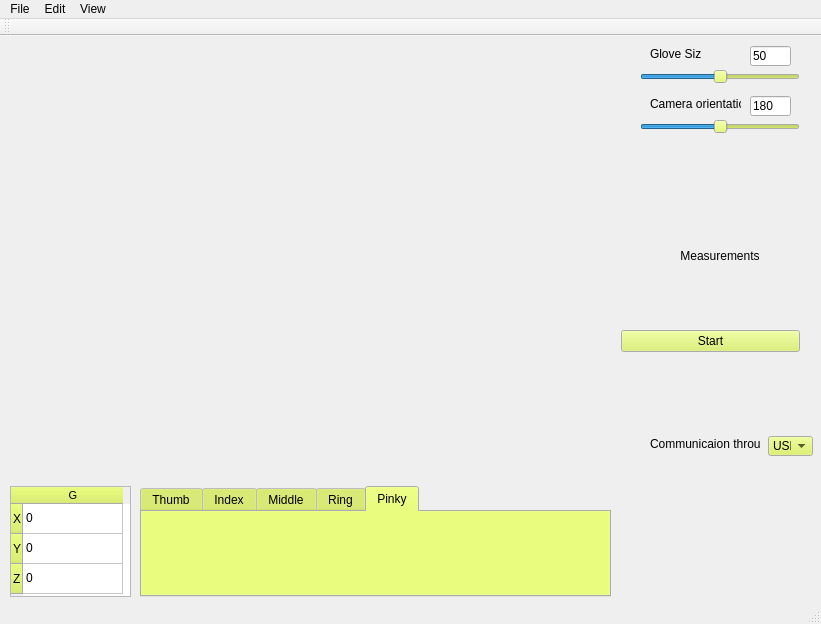
First picture: the form in Projekt/SensorGloveQt/mainwindow.ui, repository DubelSoftwareSolutions/SensorHand_DataVisualisation, before the edit.
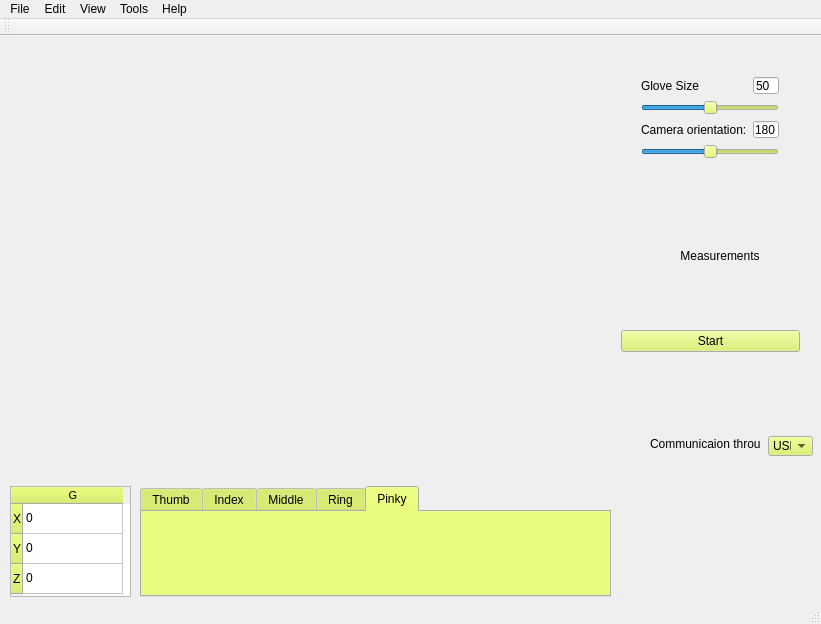
Second picture: the form after the edit.

```diff
--- a/Projekt/SensorGloveQt/mainwindow.ui
+++ b/Projekt/SensorGloveQt/mainwindow.ui
@@ -198,22 +198,6 @@
      </property>
     </item>
    </widget>
-   <widget class="QSlider" name="GloveSizeSlider">
-    <property name="geometry">
-     <rect>
-      <x>640</x>
-      <y>30</y>
-      <width>160</width>
-      <height>22</height>
-     </rect>
-    </property>
-    <property name="value">
-     <number>50</number>
-    </property>
-    <property name="orientation">
-     <enum>Qt::Horizontal</enum>
-    </property>
-   </widget>
    <widget class="QLabel" name="CommunicationLabel">
     <property name="geometry">
      <rect>
@@ -227,19 +211,6 @@
      <string>Communicaion through</string>
     </property>
    </widget>
-   <widget class="QLabel" name="GloveSizeLabel">
-    <property name="geometry">
-     <rect>
-      <x>650</x>
-      <y>10</y>
-      <width>51</width>
-      <height>16</height>
-     </rect>
-    </property>
-    <property name="text">
-     <string>Glove Size</string>
-    </property>
-   </widget>
    <widget class="QWidget" name="gridLayoutWidget">
     <property name="geometry">
      <rect>
@@ -321,72 +292,89 @@
      <set>Qt::AlignCenter</set>
     </property>
    </widget>
-   <widget class="QSlider" name="CameraOrientationSlider">
+   <widget class="QWidget" name="formLayoutWidget">
     <property name="geometry">
      <rect>
-      <x>640</x>
-      <y>80</y>
+      <x>630</x>
+      <y>30</y>
       <width>160</width>
-      <height>22</height>
+      <height>104</height>
      </rect>
     </property>
-    <property name="maximum">
-     <number>360</number>
-    </property>
-    <property name="value">
-     <number>180</number>
-    </property>
-    <property name="orientation">
-     <enum>Qt::Horizontal</enum>
-    </property>
-   </widget>
-   <widget class="QLabel" name="CameraOrientationLabel">
-    <property name="geometry">
-     <rect>
-      <x>650</x>
-      <y>60</y>
-      <width>91</width>
-      <height>16</height>
-     </rect>
-    </property>
-    <property name="text">
-     <string>Camera orientation:</string>
-    </property>
-   </widget>
-   <widget class="QLineEdit" name="CameraOrientationLineEdit">
-    <property name="geometry">
-     <rect>
-      <x>750</x>
-      <y>60</y>
-      <width>41</width>
-      <height>20</height>
-     </rect>
-    </property>
-    <property name="text">
-     <string>180</string>
-    </property>
-    <property name="maxLength">
-     <number>3</number>
-    </property>
-   </widget>
-   <widget class="QLineEdit" name="GloveSizeLineEdit">
-    <property name="geometry">
-     <rect>
-      <x>750</x>
-      <y>10</y>
-      <width>41</width>
-      <height>20</height>
-     </rect>
-    </property>
-    <property name="text">
-     <string>50</string>
-    </property>
-    <property name="maxLength">
-     <number>3</number>
-    </property>
-    <property name="cursorMoveStyle">
-     <enum>Qt::LogicalMoveStyle</enum>
-    </property>
+    <layout class="QFormLayout" name="formLayout">
+     <item row="0" column="0">
+      <widget class="QLabel" name="GloveSizeLabel">
+       <property name="text">
+        <string>Glove Size</string>
+       </property>
+      </widget>
+     </item>
+     <item row="0" column="1">
+      <widget class="QLineEdit" name="GloveSizeLineEdit">
+       <property name="maximumSize">
+        <size>
+         <width>30</width>
+         <height>16777215</height>
+        </size>
+       </property>
+       <property name="text">
+        <string>50</string>
+       </property>
+       <property name="maxLength">
+        <number>3</number>
+       </property>
+       <property name="cursorMoveStyle">
+        <enum>Qt::LogicalMoveStyle</enum>
+       </property>
+      </widget>
+     </item>
+     <item row="1" column="0" colspan="2">
+      <widget class="QSlider" name="GloveSizeSlider">
+       <property name="value">
+        <number>50</number>
+       </property>
+       <property name="orientation">
+        <enum>Qt::Horizontal</enum>
+       </property>
+      </widget>
+     </item>
+     <item row="2" column="0">
+      <widget class="QLabel" name="CameraOrientationLabel">
+       <property name="text">
+        <string>Camera orientation:</string>
+       </property>
+      </widget>
+     </item>
+     <item row="2" column="1">
+      <widget class="QLineEdit" name="CameraOrientationLineEdit">
+       <property name="maximumSize">
+        <size>
+         <width>30</width>
+         <height>16777215</height>
+        </size>
+       </property>
+       <property name="text">
+        <string>180</string>
+       </property>
+       <property name="maxLength">
+        <number>3</number>
+       </property>
+      </widget>
+     </item>
+     <item row="3" column="0" colspan="2">
+      <widget class="QSlider" name="CameraOrientationSlider">
+       <property name="maximum">
+        <number>360</number>
+       </property>
+       <property name="value">
+        <number>180</number>
+       </property>
+       <property name="orientation">
+        <enum>Qt::Horizontal</enum>
+       </property>
+      </widget>
+     </item>
+    </layout>
    </widget>
   </widget>
   <widget class="QMenuBar" name="menuBar">
@@ -412,10 +400,24 @@
     <property name="title">
      <string>View</string>
     </property>
+    <addaction name="actionConfiguration"/>
+    <addaction name="actionMeasurements"/>
+   </widget>
+   <widget class="QMenu" name="menuTools">
+    <property name="title">
+     <string>Tools</string>
+    </property>
+   </widget>
+   <widget class="QMenu" name="menuHelp">
+    <property name="title">
+     <string>Help</string>
+    </property>
    </widget>
    <addaction name="menuFile"/>
    <addaction name="menuEdit"/>
    <addaction name="menuView"/>
+   <addaction name="menuTools"/>
+   <addaction name="menuHelp"/>
   </widget>
   <widget class="QToolBar" name="mainToolBar">
    <attribute name="toolBarArea">
```
Left out of the diff: 16 changed lines with no effect on the pictures.
